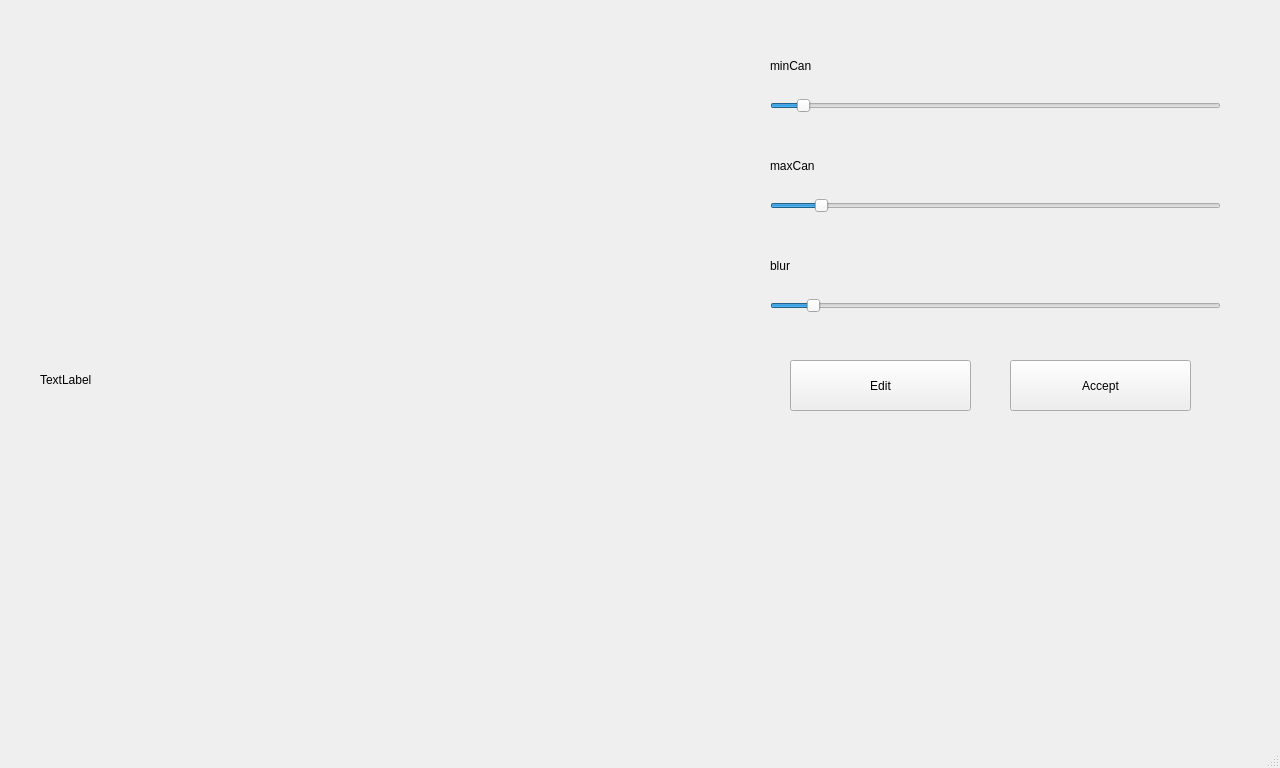
Old version of the form mainwindow.ui in the repository KacperGawdzinski/cam-scanner.
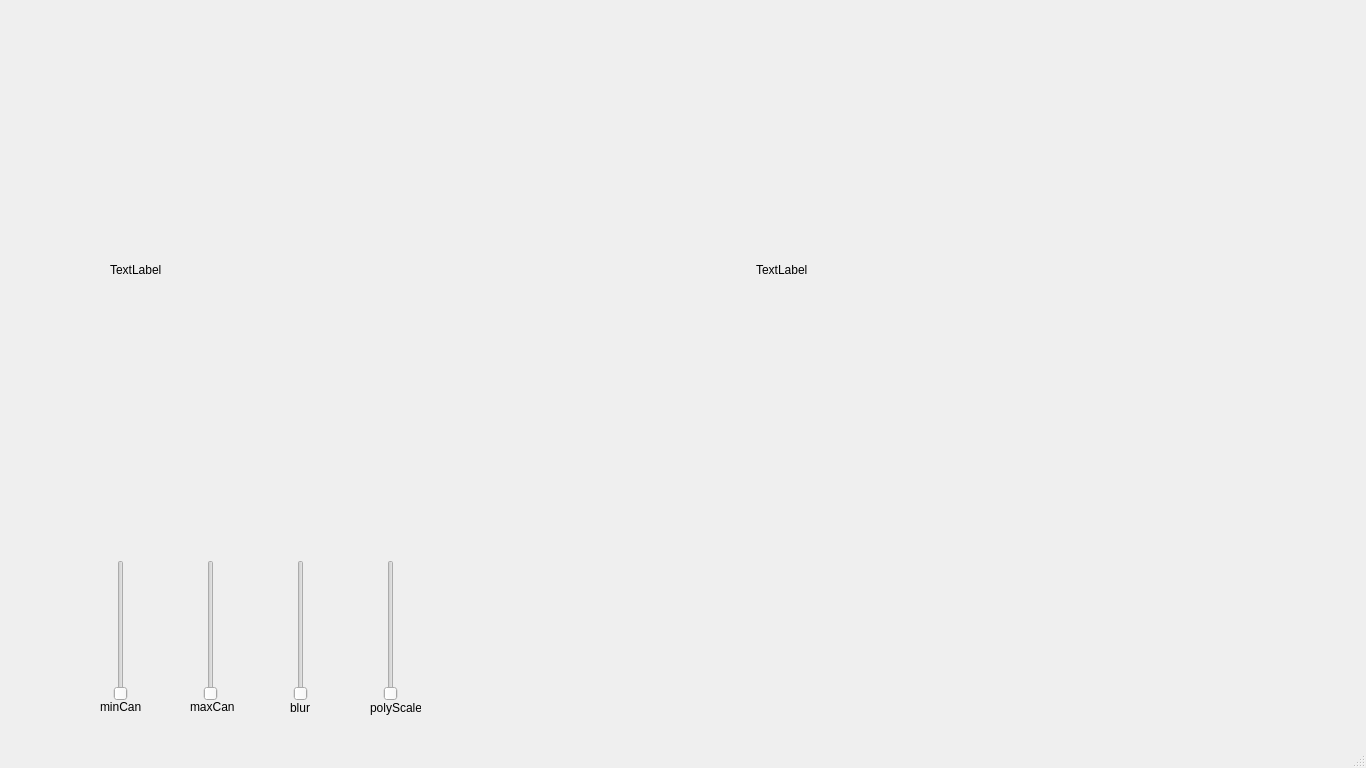
New version of the form.

Commit message: corner detection with working sliders

Patch:
```diff
--- a/mainwindow.ui
+++ b/mainwindow.ui
@@ -6,7 +6,7 @@
    <rect>
     <x>0</x>
     <y>0</y>
-    <width>1280</width>
+    <width>1366</width>
     <height>768</height>
    </rect>
   </property>
@@ -18,7 +18,13 @@
   </property>
   <property name="minimumSize">
    <size>
-    <width>1280</width>
+    <width>1366</width>
+    <height>768</height>
+   </size>
+  </property>
+  <property name="maximumSize">
+   <size>
+    <width>1366</width>
     <height>768</height>
    </size>
   </property>
@@ -31,14 +37,33 @@
   <property name="windowTitle">
    <string>MainWindow</string>
   </property>
+  <property name="documentMode">
+   <bool>false</bool>
+  </property>
   <widget class="QWidget" name="centralwidget">
    <widget class="QLabel" name="scanImage">
     <property name="geometry">
      <rect>
-      <x>40</x>
-      <y>40</y>
-      <width>680</width>
-      <height>680</height>
+      <x>110</x>
+      <y>20</y>
+      <width>500</width>
+      <height>500</height>
+     </rect>
+    </property>
+    <property name="text">
+     <string>TextLabel</string>
+    </property>
+    <property name="scaledContents">
+     <bool>true</bool>
+    </property>
+   </widget>
+   <widget class="QLabel" name="scanImage_2">
+    <property name="geometry">
+     <rect>
+      <x>756</x>
+      <y>20</y>
+      <width>500</width>
+      <height>500</height>
      </rect>
     </property>
     <property name="text">
@@ -49,134 +74,107 @@
     </property>
    </widget>
    <widget class="QSlider" name="minCan_slider">
-    <property name="enabled">
-     <bool>true</bool>
-    </property>
     <property name="geometry">
      <rect>
-      <x>770</x>
-      <y>90</y>
-      <width>451</width>
-      <height>31</height>
+      <x>110</x>
+      <y>560</y>
+      <width>21</width>
+      <height>141</height>
      </rect>
     </property>
-    <property name="maximum">
-     <number>500</number>
-    </property>
-    <property name="value">
-     <number>30</number>
-    </property>
     <property name="orientation">
-     <enum>Qt::Horizontal</enum>
-    </property>
-   </widget>
-   <widget class="QSlider" name="maxCan_slider">
-    <property name="geometry">
-     <rect>
-      <x>770</x>
-      <y>190</y>
-      <width>451</width>
-      <height>31</height>
-     </rect>
-    </property>
-    <property name="maximum">
-     <number>500</number>
-    </property>
-    <property name="value">
-     <number>50</number>
-    </property>
-    <property name="orientation">
-     <enum>Qt::Horizontal</enum>
-    </property>
-   </widget>
-   <widget class="QSlider" name="blur_slider">
-    <property name="geometry">
-     <rect>
-      <x>770</x>
-      <y>290</y>
-      <width>451</width>
-      <height>31</height>
-     </rect>
-    </property>
-    <property name="minimum">
-     <number>1</number>
-    </property>
-    <property name="singleStep">
-     <number>2</number>
-    </property>
-    <property name="value">
-     <number>9</number>
-    </property>
-    <property name="orientation">
-     <enum>Qt::Horizontal</enum>
-    </property>
-    <property name="tickPosition">
-     <enum>QSlider::NoTicks</enum>
+     <enum>Qt::Vertical</enum>
     </property>
    </widget>
    <widget class="QLabel" name="label">
     <property name="geometry">
      <rect>
-      <x>770</x>
-      <y>50</y>
-      <width>151</width>
-      <height>31</height>
+      <x>100</x>
+      <y>700</y>
+      <width>47</width>
+      <height>13</height>
      </rect>
     </property>
     <property name="text">
      <string>minCan</string>
     </property>
    </widget>
+   <widget class="QSlider" name="maxCan_slider">
+    <property name="geometry">
+     <rect>
+      <x>200</x>
+      <y>560</y>
+      <width>21</width>
+      <height>141</height>
+     </rect>
+    </property>
+    <property name="orientation">
+     <enum>Qt::Vertical</enum>
+    </property>
+   </widget>
    <widget class="QLabel" name="label_2">
     <property name="geometry">
      <rect>
-      <x>770</x>
-      <y>150</y>
-      <width>151</width>
-      <height>31</height>
+      <x>190</x>
+      <y>700</y>
+      <width>47</width>
+      <height>13</height>
      </rect>
     </property>
     <property name="text">
      <string>maxCan</string>
     </property>
    </widget>
+   <widget class="QSlider" name="blur_slider">
+    <property name="geometry">
+     <rect>
+      <x>290</x>
+      <y>560</y>
+      <width>21</width>
+      <height>141</height>
+     </rect>
+    </property>
+    <property name="orientation">
+     <enum>Qt::Vertical</enum>
+    </property>
+   </widget>
    <widget class="QLabel" name="label_3">
     <property name="geometry">
      <rect>
-      <x>770</x>
-      <y>250</y>
-      <width>151</width>
-      <height>31</height>
+      <x>290</x>
+      <y>700</y>
+      <width>21</width>
+      <height>16</height>
      </rect>
     </property>
     <property name="text">
      <string>blur</string>
     </property>
    </widget>
-   <widget class="QPushButton" name="pushButton">
+   <widget class="QLabel" name="label_4">
     <property name="geometry">
      <rect>
-      <x>1010</x>
-      <y>360</y>
-      <width>181</width>
-      <height>51</height>
+      <x>370</x>
+      <y>700</y>
+      <width>51</width>
+      <height>16</height>
      </rect>
     </property>
     <property name="text">
-     <string>Accept</string>
+     <string>polyScale</string>
     </property>
    </widget>
-   <widget class="QPushButton" name="pushButton_2">
+   <widget class="QSlider" name="polyScale_slider">
     <property name="geometry">
      <rect>
-      <x>790</x>
-      <y>360</y>
-      <width>181</width>
-      <height>51</height>
+      <x>380</x>
+      <y>560</y>
+      <width>21</width>
+      <height>141</height>
      </rect>
     </property>
-    <property name="text">
-     <string>Edit</string>
+    <property name="orientation">
+     <enum>Qt::Vertical</enum>
     </property>
    </widget>
    <zorder>scanImage</zorder>
```
Left out of the diff: 13 changed lines with no effect on the pictures. The commit also changes 2 other files.
